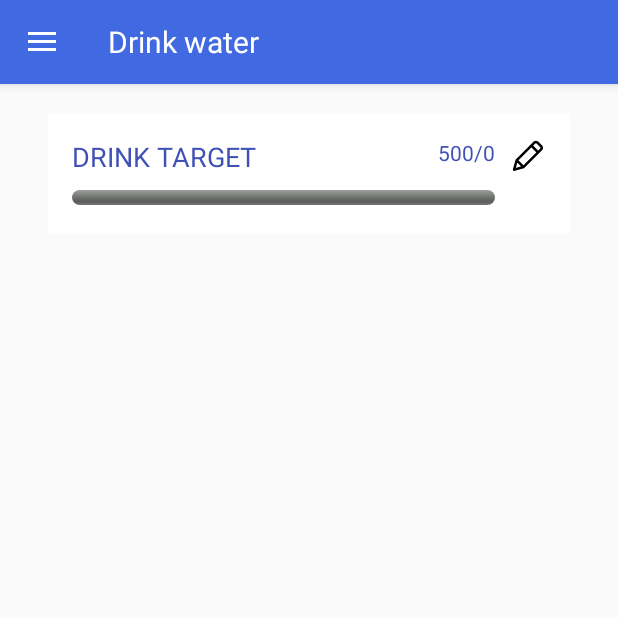
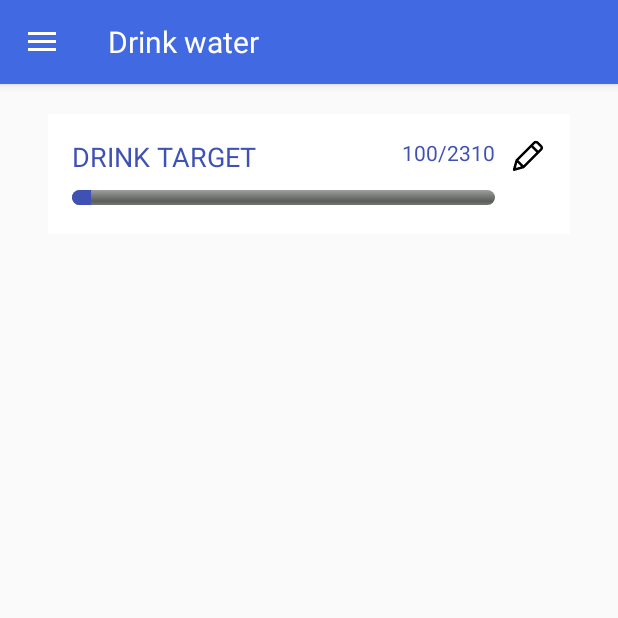
Before and after one commit to 94drink/master, an Android app: the screen it shows after launch (MainActivity), after a tap on an icon or button, on a phone screen of 412 x 824 dp, the top half of it. Run offline under Robolectric (Android 15) with nearby library versions, the phone set to English and light mode, and no system bars.

Commit message:
喝水量progressbar連動, 新增水量column

```diff
--- a/app/src/main/java/tw/com/justdrink/DrinkWater.java
+++ b/app/src/main/java/tw/com/justdrink/DrinkWater.java
@@ -9,8 +9,6 @@ import android.support.v4.app.Fragment;
 import android.support.v4.app.FragmentManager;
 import android.support.v4.app.FragmentTransaction;
 import android.view.LayoutInflater;
-import android.view.Menu;
-import android.view.MenuInflater;
 import android.view.View;
 import android.view.ViewGroup;
 import android.widget.Button;
@@ -35,7 +33,7 @@ public class DrinkWater extends Fragment {
     static ProgressBar progressBar;
     public static String weight_flie = "weight_unit", weight = "weight";
     SharedPreferences sharedDataWeightUnit, sharedDataWeight;
-    int drink_target;
+    int drink_target, is_drinked;
 
     @Override
     public View onCreateView(LayoutInflater inflater, ViewGroup container, Bundle savedInstanceState) {
@@ -60,18 +58,18 @@ public class DrinkWater extends Fragment {
         ft.replace(R.id.bottle_container, fragment).commit();
 
         sharedDataWeight = getActivity().getSharedPreferences(weight, 0);
-        String weight_prefs = sharedDataWeight.getString("weight", 0 + "");
+        String weight_prefs = sharedDataWeight.getString("weight", "70");
         int dummy = Integer.parseInt(weight_prefs);
+
+        // 目標總水量
         drink_target = calTarget(dummy);
         goal.setText("/" + drink_target + "");
-
         progressBar.setMax(drink_target);
 
-        sharedDataWeightUnit = getActivity().getSharedPreferences(weight_flie, 0);
-        sharedDataWeight = getActivity().getSharedPreferences(weight, 0);
-        prefs_unit = sharedDataWeightUnit.getString("weight_unit", "Kg");
-        sharedDataWeight = getActivity().getSharedPreferences(weight, 0);
-        total_weight = sharedDataWeight.getString("weight", "00");
+        // 目前已喝的水量
+        is_drinked = 0;
+        drinked.setText("" + is_drinked);
+        progressBar.setProgress(is_drinked);
 
         // 修改喝水目標
         waterSetting.setOnClickListener(new View.OnClickListener() {
@@ -82,7 +80,7 @@ public class DrinkWater extends Fragment {
             }
         });
 
-        // 選擇水杯
+        // 選擇水杯並新增
         fabSelect = (FloatingActionButton) view.findViewById(R.id.fab_select);
         fabSelect.setOnClickListener(new View.OnClickListener() {
             @Override
@@ -101,60 +99,32 @@ public class DrinkWater extends Fragment {
                 ContentValues values = new ContentValues();
                 values.clear();
                 int pos = SelectGlass.position;
+                int ml = Integer.parseInt(WaterBottlesData.getData().get(SelectGlass.position).title);
                 values.put(WaterDatabase.KEY_POS, pos);
+                values.put(WaterDatabase.KEY_ML, ml);
                 values.put(WaterDatabase.KEY_DATE, date);
                 values.put(WaterDatabase.KEY_TIME, time);
                 Uri uri = WaterDbProvider.CONTENT_URI;
                 Uri newUri = getActivity().getContentResolver().insert(uri, values);
-                updateProgress(pos);
+                progressBar.incrementProgressBy(ml);
+                is_drinked += ml;
+                drinked.setText("" + is_drinked);
                 Fragment fragment = new BottleGrid();
                 FragmentManager fm = getFragmentManager();
                 FragmentTransaction ft = fm.beginTransaction();
                 ft.replace(R.id.bottle_container, fragment).addToBackStack(null).commit();
             }
         });
+
         setHasOptionsMenu(true);
         return view;
     }
 
-    public static void updateProgress(int position) {
-        switch (position) {
-            case 0:
-                progressBar.incrementProgressBy(100);
-                break;
-            case 1:
-                progressBar.incrementProgressBy(150);
-                break;
-            case 2:
-                progressBar.incrementProgressBy(200);
-                break;
-            case 3:
-                progressBar.incrementProgressBy(400);
-                break;
-            case 4:
-                progressBar.incrementProgressBy(500);
-                break;
-            case 5:
-                progressBar.incrementProgressBy(600);
-                break;
-            case 6:
-                progressBar.incrementProgressBy(700);
-                break;
-            case 7:
-                progressBar.incrementProgressBy(800);
-                break;
-        }
-    }
-
     private int calTarget(int weight_data) {
-        int data_y = weight_data * 33;
+        int target = weight_data * 33;
         //Log.e("TARGET", data_y + "");
-        return data_y;
+        return target;
 
     }
 
-    @Override
-    public void onCreateOptionsMenu(Menu menu, MenuInflater inflater) {
-        inflater.inflate(R.menu.activity_main_drawer, menu);
-    }
 }
--- a/app/src/main/java/tw/com/justdrink/SelectGlass.java
+++ b/app/src/main/java/tw/com/justdrink/SelectGlass.java
@@ -122,10 +122,12 @@ public class SelectGlass extends DialogFragment {
                         String time = sdf.format(c.getTime());
                         String date = df.format(c.getTime());
                         position = getPosition();
-                        DrinkWater.updateProgress(position);
+                        int ml = Integer.parseInt(WaterBottlesData.getData().get(SelectGlass.position).title);
+                        DrinkWater.progressBar.incrementProgressBy(ml);
                         ContentValues values = new ContentValues();
                         values.clear();
                         values.put(WaterDatabase.KEY_POS, position);
+                        values.put(WaterDatabase.KEY_ML, ml);
                         values.put(WaterDatabase.KEY_DATE, date);
                         values.put(WaterDatabase.KEY_TIME, time);
                         Uri uri = WaterDbProvider.CONTENT_URI;
--- a/app/src/main/java/tw/com/justdrink/database/WaterDatabase.java
+++ b/app/src/main/java/tw/com/justdrink/database/WaterDatabase.java
@@ -23,6 +23,7 @@ public class WaterDatabase extends SQLiteOpenHelper {
     public static final String KEY_DATE = "date";
     public static final String KEY_TIME = "time";
     public static final String KEY_WEIGHT = "weight";
+    public static final String KEY_ML = "ml";
 
     public WaterDatabase(Context context) {
         super(context, DATABASE_NAME, null, DATABASE_VERSION);
@@ -34,6 +35,7 @@ public class WaterDatabase extends SQLiteOpenHelper {
         String water_sql = "CREATE TABLE " + WATER_TABLE + " ( "
                 + KEY_ID + " integer PRIMARY KEY, "
                 + KEY_POS + " text NOT NULL, "
+                + KEY_ML + " integer NOT NULL, "
                 + KEY_DATE + " text NOT NULL, "
                 + KEY_TIME + " text NOT NULL"
                 + " ) ";
@@ -41,8 +43,7 @@ public class WaterDatabase extends SQLiteOpenHelper {
         String weight_sql = "CREATE TABLE " + WEIGHT_TABLE + " ( "
                 + KEY_ID + " integer PRIMARY KEY, "
                 + KEY_WEIGHT + " int NOT NULL, "
-                + KEY_DATE + " text NOT NULL, "
-                + KEY_TIME + " text NOT NULL"
+                + KEY_DATE + " text NOT NULL"
                 + " ) ";
 
         db.execSQL(water_sql);
--- a/app/src/main/res/menu/main.xml
+++ /dev/null
@@ -1,9 +0,0 @@
-<?xml version="1.0" encoding="utf-8"?>
-<menu xmlns:android="http://schemas.android.com/apk/res/android"
-    xmlns:app="http://schemas.android.com/apk/res-auto">
-    <item
-        android:id="@+id/action_settings"
-        android:orderInCategory="100"
-        android:title="@string/action_settings"
-        app:showAsAction="never" />
-</menu>
--- a/app/src/main/res/values/strings.xml
+++ b/app/src/main/res/values/strings.xml
@@ -3,8 +3,6 @@
 
     <string name="navigation_drawer_open">Open navigation drawer</string>
     <string name="navigation_drawer_close">Close navigation drawer</string>
-
-    <string name="action_settings">Settings</string>
 
     <!--menu/activity_main_drawer-->
     <string name="drinkwater">Drink water</string>
```
Also changed, not shown: app/src/main/java/tw/com/justdrink/CustomAdapter.java (+10 -6 lines), app/src/main/java/tw/com/justdrink/MainActivity.java (+1 -31 lines), 1 other file.
